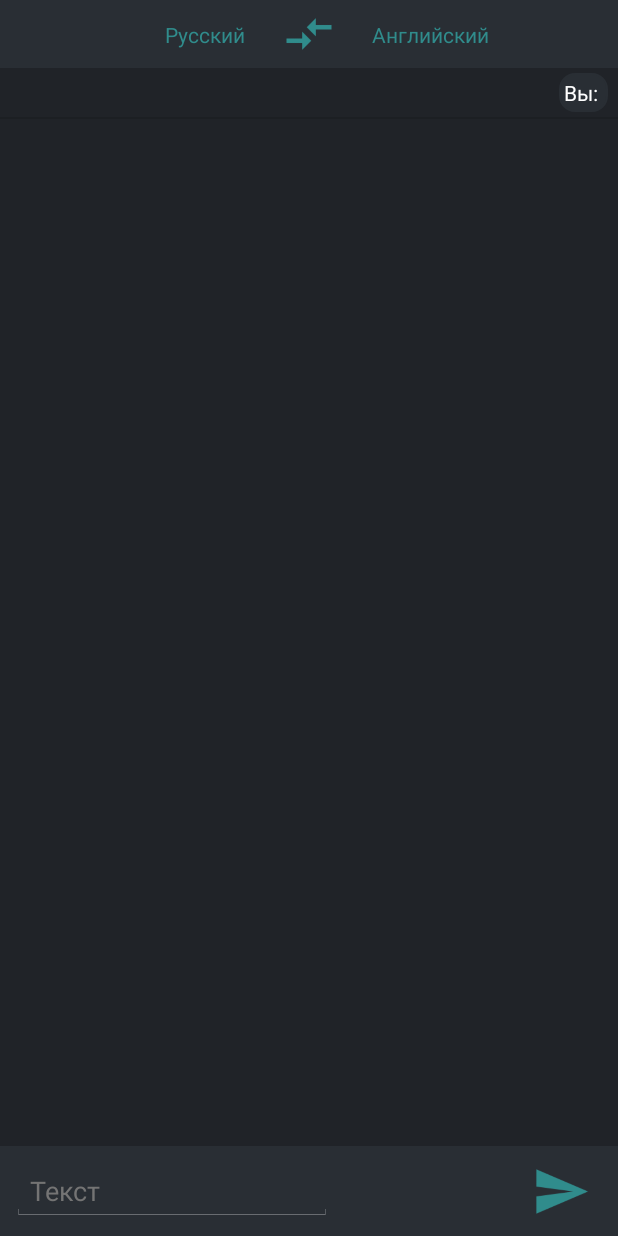
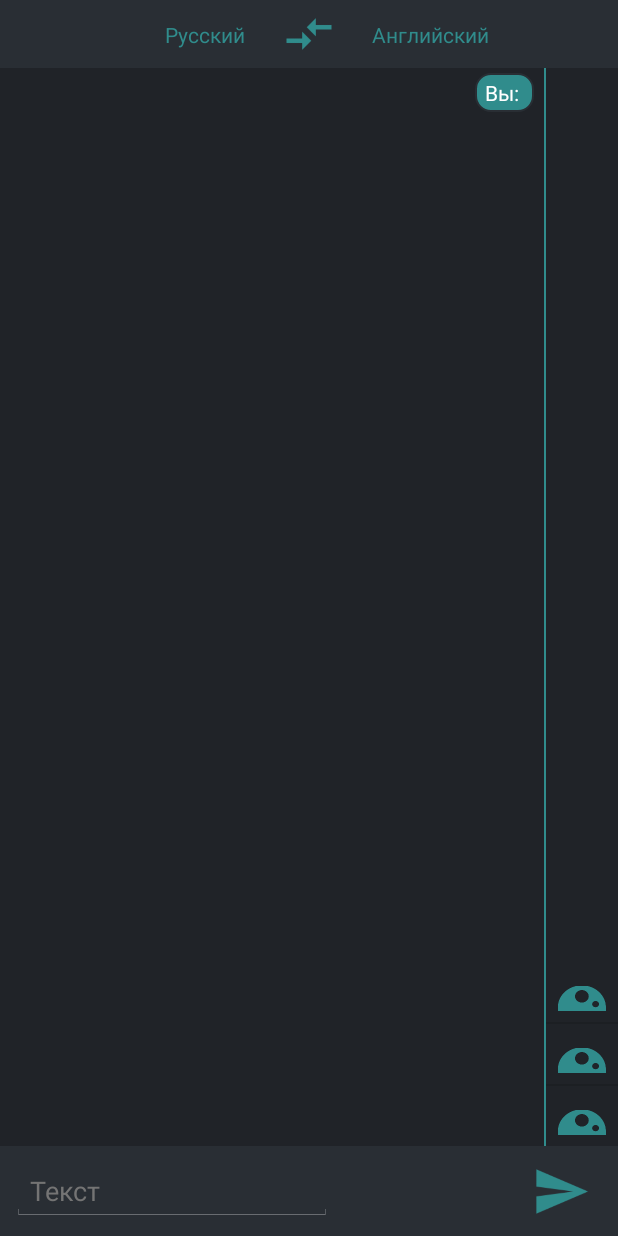
Before and after one commit to s-emp/yandex_translate, an Android app: the screen it shows after launch (ChatActivity), after a tap on an icon or button, on a phone screen of 412 x 824 dp. Run offline under Robolectric (Android 15) with nearby library versions, the phone set to English and light mode, and no system bars.

Commit message:
Комит изменений

```diff
--- a/TranslateBot/app/src/main/java/s_emp/com/github/translatebot/model/TranslatorBot.java
+++ b/TranslateBot/app/src/main/java/s_emp/com/github/translatebot/model/TranslatorBot.java
@@ -11,6 +11,7 @@ import java.util.Map;
 import retrofit2.Call;
 import retrofit2.Callback;
 import retrofit2.Response;
+import s_emp.com.github.translatebot.model.database.DBHelper;
 import s_emp.com.github.translatebot.model.network.DetermiteLangDTO;
 import s_emp.com.github.translatebot.model.network.LangDTO;
 import s_emp.com.github.translatebot.model.network.TranslateDTO;
@@ -29,6 +30,9 @@ public class TranslatorBot implements ITranslator {
     private String toLang = "en";
     // Автоматическое определение исходного языка
     private boolean isAutoLang = false;
+
+    // Объект БД
+    private DBHelper dataBase;
 
     // Мапа списка языков
     private Map<String, String> mapLangs = null;
--- /dev/null
+++ b/TranslateBot/app/src/main/java/s_emp/com/github/translatebot/presenter/ILangPresenter.java
@@ -0,0 +1,21 @@
+package s_emp.com.github.translatebot.presenter;
+
+import s_emp.com.github.translatebot.model.TypeMessage;
+import s_emp.com.github.translatebot.view.ILangView;
+
+public interface ILangPresenter {
+
+    /* Нажата кнопка смены языков друг на друга */
+    void switchLang(ILangView view);
+    /* Задается настройка с какого языка идет перевод */
+    void setFromLang(String lang, ILangView view);
+    /* Задается настройка на какой язык идет перевод */
+    void setToLang(String lang, ILangView view);
+    /* Получить весь список доступных языков */
+    void getListLangs(ILangView view);
+    /* Получить список доступных языков перевода с определенного языка */
+    void getListLangs(ILangView view, String toLang);
+    /* Отправить сообщение боту */
+    void sendMessage(TypeMessage typeMessage, String message, ILangView view);
+
+}
--- a/TranslateBot/app/src/main/java/s_emp/com/github/translatebot/view/ChatActivity.java
+++ b/TranslateBot/app/src/main/java/s_emp/com/github/translatebot/view/ChatActivity.java
@@ -23,6 +23,7 @@ import s_emp.com.github.translatebot.other.Const;
 public class ChatActivity extends AppCompatActivity {
 
     private ListView chat;
+    private ListView itemsAction;
     private ImageView send;
     private TextView langTo;
     private TextView langFrom;
@@ -30,8 +31,10 @@ public class ChatActivity extends AppCompatActivity {
     private EditText message;
 
     private Map<String, Object> map;
-    private ArrayList<Map<String, Object>> data;
-    private MessageSimpleAdapter simpleAdapter;
+    private ArrayList<Map<String, Object>> dataChat;
+    private ArrayList<Map<String, Object>> dataItems;
+    private MessageSimpleAdapter chatAdapter;
+    private MessageSimpleAdapter itemsAdapter;
     private int imageBot;
     private DBHelper db;
 
@@ -56,9 +59,10 @@ public class ChatActivity extends AppCompatActivity {
         langTo = (TextView) findViewById(R.id.tvLangTo);
         switchLang = (ImageView) findViewById(R.id.ivSwitchLang);
         message = (EditText) findViewById(R.id.etMessage);
+        itemsAction = (ListView) findViewById(R.id.listAction);
 
         ArrayList<MessageDB> hist = db.getHist(100);
-        data = new ArrayList<>();
+        dataChat = new ArrayList<>();
 
         for (int i = 0; i < hist.size(); i++) {
             map = new HashMap<>();
@@ -68,15 +72,26 @@ public class ChatActivity extends AppCompatActivity {
             } else {
                 map.put(MESSAGE_IMAGE, imageBot);
             }
-            data.add(map);
+            dataChat.add(map);
         }
 
-        String[] from = {MESSAGE_TEXT, MESSAGE_IMAGE};
-        int[] to = {R.id.message, R.id.imageBot};
+        dataItems = new ArrayList<>();
+        for (int i = 0; i < 3; i++) {
+            map = new HashMap<>();
+            map.put(MESSAGE_IMAGE, imageBot);
+            dataItems.add(map);
+        }
 
-        simpleAdapter = new MessageSimpleAdapter(this, data, R.layout.message, from, to);
+        String[] fromChat = {MESSAGE_TEXT, MESSAGE_IMAGE};
+        int[] toChat = {R.id.message, R.id.imageBot};
+        chatAdapter = new MessageSimpleAdapter(this, dataChat, R.layout.message, fromChat, toChat);
+        chat.setAdapter(chatAdapter);
 
-        chat.setAdapter(simpleAdapter);
+        String[] fromIntems = {MESSAGE_IMAGE};
+        int[] toItems = {R.id.imageAction};
+        itemsAdapter = new MessageSimpleAdapter(this, dataItems, R.layout.item_action, fromIntems, toItems);
+        itemsAction.setAdapter(itemsAdapter);
+
     }
 
     public void send(View v) {
@@ -87,10 +102,10 @@ public class ChatActivity extends AppCompatActivity {
             map = new HashMap<>();
             map.put(MESSAGE_TEXT, Const.FLAG_PEOPLE + message.getText().toString());
             map.put(MESSAGE_IMAGE, null);
-            data.add(map);
-            simpleAdapter.notifyDataSetChanged();
+            dataChat.add(map);
+            chatAdapter.notifyDataSetChanged();
             message.setText("");
-            chat.smoothScrollToPosition(data.size());
+            chat.smoothScrollToPosition(dataChat.size());
         } catch (IOException e) {
             e.printStackTrace();
         }
--- /dev/null
+++ b/TranslateBot/app/src/main/java/s_emp/com/github/translatebot/view/IItemAction.java
@@ -0,0 +1,9 @@
+package s_emp.com.github.translatebot.view;
+
+/**
+ * Created by emp on 17.04.17.
+ */
+
+public interface IItemAction {
+    void itemClick();
+}
--- /dev/null
+++ b/TranslateBot/app/src/main/java/s_emp/com/github/translatebot/view/ILangView.java
@@ -0,0 +1,18 @@
+package s_emp.com.github.translatebot.view;
+
+import java.util.List;
+
+import s_emp.com.github.translatebot.model.TypeMessage;
+
+/**
+ * Created by emp on 17.04.17.
+ */
+
+public interface ILangView {
+    /* Метод обновления отображения языков с какого на какой идет перевод */
+    void updateLang(String langFrom, String langTo);
+    /* Метод получения списка языков */
+    void getListLangs(List<String> listLangs);
+    /* Метод получения ответа от бота на посланное сообщение */
+    void getAnswer(TypeMessage typeMessage, String message);
+}
--- a/TranslateBot/app/src/main/java/s_emp/com/github/translatebot/view/MessageSimpleAdapter.java
+++ b/TranslateBot/app/src/main/java/s_emp/com/github/translatebot/view/MessageSimpleAdapter.java
@@ -24,13 +24,14 @@ public class MessageSimpleAdapter extends SimpleAdapter {
         super.setViewText(v, text);
         if (v.getId() == R.id.message) {
             if (text.indexOf(Const.FLAG_PEOPLE) >= 0) {
-                v.setPadding(5, 5, 5, 5);
                 FrameLayout.LayoutParams layout =
                         new FrameLayout.LayoutParams(FrameLayout.LayoutParams.WRAP_CONTENT,
                                 FrameLayout.LayoutParams.WRAP_CONTENT,
                                 Gravity.RIGHT);
                 layout.setMargins(100, 5, 10, 5);
                 v.setLayoutParams(layout);
+                v.setPadding(10, 5, 10, 5);
+                v.setBackgroundResource(R.drawable.message_user);
             }
         }
     }
--- /dev/null
+++ b/TranslateBot/app/src/main/res/drawable/message_user.xml
@@ -0,0 +1,7 @@
+<?xml version="1.0" encoding="utf-8"?>
+<shape xmlns:android="http://schemas.android.com/apk/res/android" android:shape="rectangle" >
+    <solid android:color="@color/blackElement" />
+    <corners android:radius="10dp"/>
+    <stroke android:width="1dip" android:color="@color/blackMain3"/>
+
+</shape>
--- a/TranslateBot/app/src/main/res/layout/activity_chat.xml
+++ b/TranslateBot/app/src/main/res/layout/activity_chat.xml
@@ -5,7 +5,28 @@
     android:id="@+id/list_layout"
     android:layout_width="fill_parent"
     android:layout_height="fill_parent"
-    android:orientation="vertical">
+    android:orientation="vertical"
+    android:background="@color/blackElement">
+
+    <LinearLayout
+        android:layout_width="48dp"
+        android:layout_height="0dp"
+        android:layout_marginBottom="0dp"
+        android:layout_marginRight="0dp"
+        android:layout_marginTop="0dp"
+        android:background="@color/blackMain2"
+        android:orientation="vertical"
+        app:layout_constraintBottom_toTopOf="@+id/constraintLayout2"
+        app:layout_constraintRight_toRightOf="parent"
+        app:layout_constraintTop_toTopOf="parent"></LinearLayout>
+
+    <ListView
+        android:id="@+id/listAction"
+        android:layout_width="48dp"
+        android:layout_height="wrap_content"
+        android:background="@color/blackMain2"
+        app:layout_constraintBottom_toTopOf="@+id/constraintLayout2"
+        app:layout_constraintRight_toRightOf="parent" />
 
     <android.support.constraint.ConstraintLayout
         android:id="@+id/constraintLayout"
@@ -41,6 +62,7 @@
             android:layout_marginRight="8dp"
             android:layout_marginStart="8dp"
             android:layout_marginTop="8dp"
+            android:onClick="switchLang"
             app:layout_constraintBottom_toBottomOf="parent"
             app:layout_constraintLeft_toLeftOf="parent"
             app:layout_constraintRight_toRightOf="parent"
@@ -112,14 +134,16 @@
         android:id="@+id/listChat"
         android:layout_width="0dp"
         android:layout_height="0dp"
+        android:layout_marginEnd="1dp"
+        android:layout_marginRight="1dp"
+        android:background="@color/blackMain2"
+        android:divider="@android:color/transparent"
+        android:dividerHeight="0dp"
+        app:layout_constraintHorizontal_bias="1.0"
+        app:layout_constraintLeft_toLeftOf="parent"
+        app:layout_constraintRight_toLeftOf="@+id/listAction"
+        app:layout_constraintTop_toBottomOf="@+id/constraintLayout"
         android:layout_marginBottom="0dp"
-        android:layout_marginLeft="0dp"
-        android:layout_marginRight="0dp"
-        android:layout_marginTop="0dp"
-        android:background="@color/blackMain2"
-        app:layout_constraintBottom_toTopOf="@+id/constraintLayout2"
-        app:layout_constraintLeft_toLeftOf="parent"
-        app:layout_constraintRight_toRightOf="parent"
-        app:layout_constraintTop_toBottomOf="@+id/constraintLayout" />
+        app:layout_constraintBottom_toTopOf="@+id/constraintLayout2" />
 
 </android.support.constraint.ConstraintLayout>
--- /dev/null
+++ b/TranslateBot/app/src/main/res/layout/item_action.xml
@@ -0,0 +1,16 @@
+<?xml version="1.0" encoding="utf-8"?>
+<FrameLayout xmlns:android="http://schemas.android.com/apk/res/android"
+    android:layout_width="match_parent"
+    android:layout_height="match_parent"
+    xmlns:app="http://schemas.android.com/apk/res-auto">
+
+
+    <ImageView
+        android:id="@+id/imageAction"
+        android:layout_width="32dp"
+        android:layout_height="32dp"
+        android:layout_marginTop="8dp"
+        android:layout_marginLeft="8dp"
+        app:srcCompat="@drawable/bot" />
+
+</FrameLayout>
--- a/TranslateBot/app/src/main/res/layout/message.xml
+++ b/TranslateBot/app/src/main/res/layout/message.xml
@@ -13,7 +13,7 @@
         android:layout_marginTop="5dp"
         android:layout_marginBottom="5dp"
         android:layout_marginLeft="10dp"
-        android:background="@drawable/message_rect"
+        android:background="@drawable/message_bot"
         android:textColor="#ffffff"
         android:paddingLeft="55dp"
         android:paddingRight="5dp"
```
Also changed, not shown: TranslateBot/app/src/main/res/drawable/message_bot.xml (renamed from TranslateBot/app/src/main/res/drawable/message_rect.xml), 1 other file.
